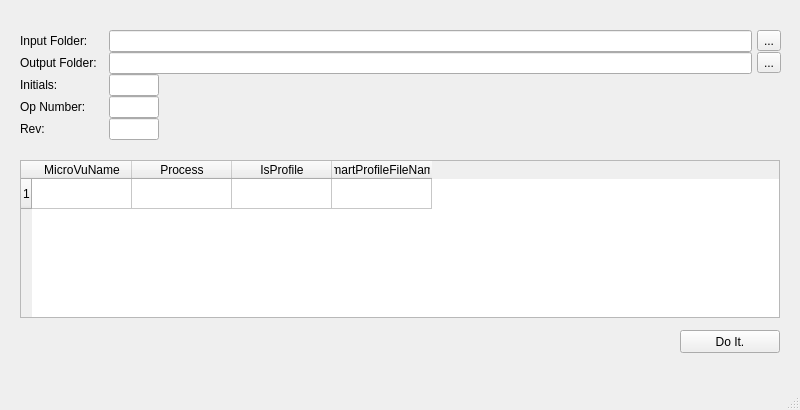
Old version of the form ui/MainWindow.ui in the repository jeffreytwhitney/MicroVu1FConversion.
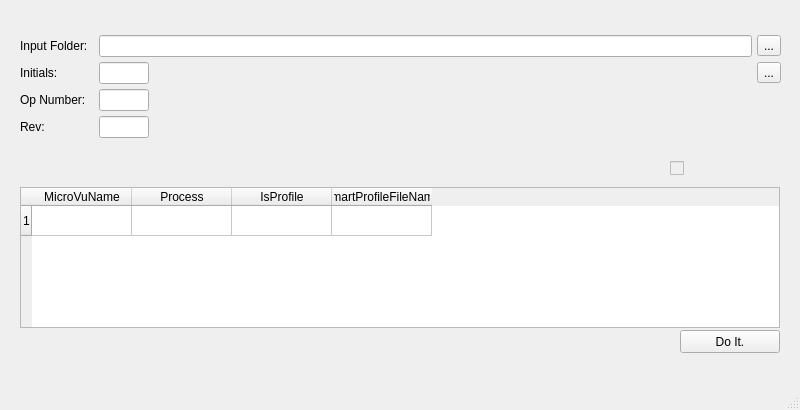
New version of the form.

Diff of the .ui file:
```diff
--- a/ui/MainWindow.ui
+++ b/ui/MainWindow.ui
@@ -48,20 +48,6 @@
      <property name="verticalSpacing">
       <number>0</number>
      </property>
-     <item row="2" column="0">
-      <widget class="QLabel" name="label_3">
-       <property name="text">
-        <string>Initials:</string>
-       </property>
-      </widget>
-     </item>
-     <item row="1" column="4">
-      <widget class="QToolButton" name="btnSelectOutputFolder">
-       <property name="text">
-        <string>...</string>
-       </property>
-      </widget>
-     </item>
      <item row="3" column="0">
       <widget class="QLabel" name="OpNumberLabel">
        <property name="text">
@@ -69,32 +55,13 @@
        </property>
       </widget>
      </item>
-     <item row="2" column="2">
-      <widget class="QLineEdit" name="txtInitials">
-       <property name="maximumSize">
-        <size>
-         <width>50</width>
-         <height>16777215</height>
-        </size>
+     <item row="1" column="5">
+      <widget class="QToolButton" name="btnSelectOutputFolder">
+       <property name="text">
+        <string>...</string>
        </property>
       </widget>
      </item>
-     <item row="0" column="2">
-      <widget class="QLineEdit" name="txtInputFolder"/>
-     </item>
-     <item row="3" column="2">
-      <widget class="QLineEdit" name="txtOpNumber">
-       <property name="maximumSize">
-        <size>
-         <width>50</width>
-         <height>16777215</height>
-        </size>
-       </property>
-      </widget>
-     </item>
-     <item row="1" column="2">
-      <widget class="QLineEdit" name="txtOutputFolder"/>
-     </item>
      <item row="0" column="0">
       <widget class="QLabel" name="label">
        <property name="text">
@@ -102,14 +69,7 @@
        </property>
       </widget>
      </item>
-     <item row="1" column="0">
-      <widget class="QLabel" name="label_2">
-       <property name="text">
-        <string>Output Folder:  </string>
-       </property>
-      </widget>
-     </item>
-     <item row="0" column="4">
+     <item row="0" column="5">
       <widget class="QToolButton" name="btnSelectInputFolder">
        <property name="text">
         <string>...</string>
@@ -123,7 +83,34 @@
        </property>
       </widget>
      </item>
-     <item row="5" column="2">
+     <item row="1" column="0">
+      <widget class="QLabel" name="label_3">
+       <property name="text">
+        <string>Initials:</string>
+       </property>
+      </widget>
+     </item>
+     <item row="1" column="1">
+      <widget class="QLineEdit" name="txtInitials">
+       <property name="maximumSize">
+        <size>
+         <width>50</width>
+         <height>16777215</height>
+        </size>
+       </property>
+      </widget>
+     </item>
+     <item row="3" column="1">
+      <widget class="QLineEdit" name="txtOpNumber">
+       <property name="maximumSize">
+        <size>
+         <width>50</width>
+         <height>16777215</height>
+        </size>
+       </property>
+      </widget>
+     </item>
+     <item row="5" column="1">
       <widget class="QLineEdit" name="txtRevNumber">
        <property name="maximumSize">
         <size>
@@ -133,15 +120,18 @@
        </property>
       </widget>
      </item>
+     <item row="0" column="1">
+      <widget class="QLineEdit" name="txtInputFolder"/>
+     </item>
     </layout>
    </widget>
    <widget class="QTableWidget" name="tableWidget">
     <property name="geometry">
      <rect>
       <x>20</x>
-      <y>160</y>
+      <y>187</y>
       <width>760</width>
-      <height>158</height>
+      <height>141</height>
      </rect>
     </property>
     <property name="minimumSize">
@@ -206,6 +196,22 @@
      <string>Do It.</string>
     </property>
    </widget>
+   <widget class="QCheckBox" name="chkSelectAll">
+    <property name="enabled">
+     <bool>false</bool>
+    </property>
+    <property name="geometry">
+     <rect>
+      <x>670</x>
+      <y>160</y>
+      <width>70</width>
+      <height>17</height>
+     </rect>
+    </property>
+    <property name="text">
+     <string/>
+    </property>
+   </widget>
   </widget>
   <widget class="QMenuBar" name="menubar">
    <property name="geometry">
```
